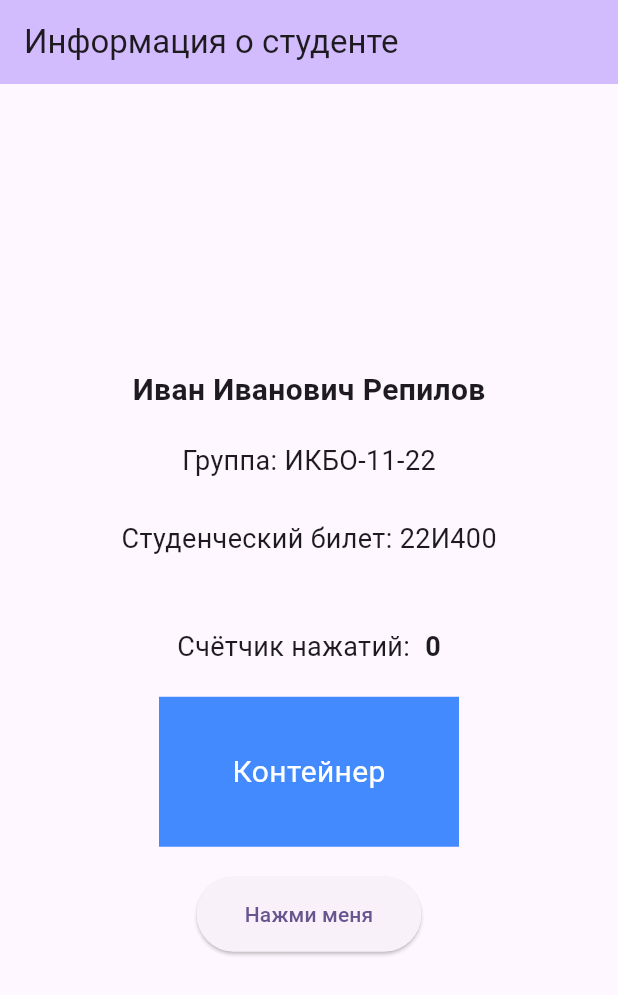
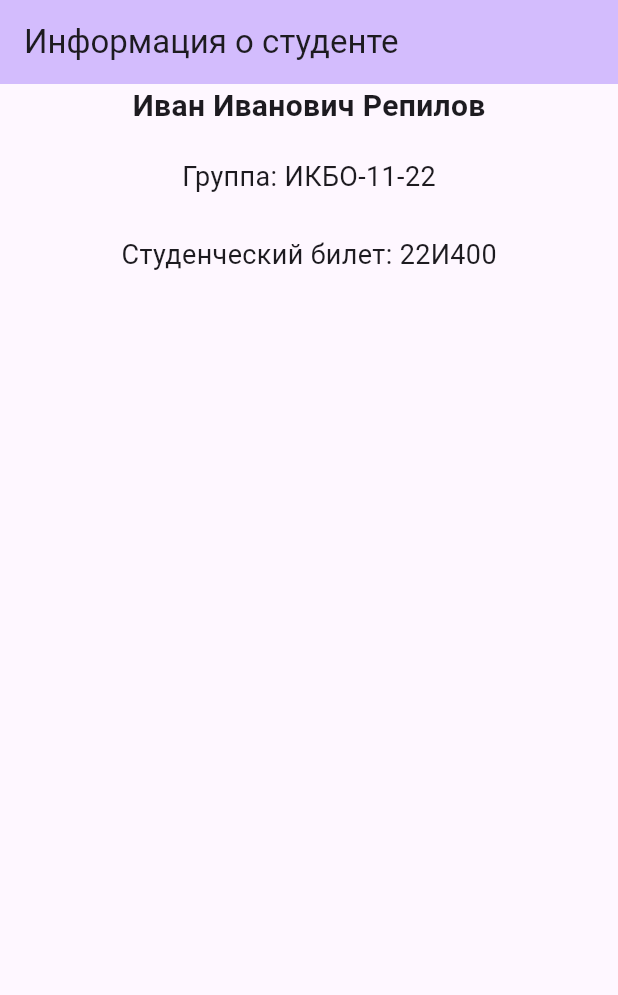
Before and after one commit to flynt-3650/docpma-2, a Flutter app: the screen it shows after launch, on a phone screen of 412 x 824 dp. Shown: the top 995 px of the screen. Run offline on Flutter 3.47's test engine with Material 3 defaults, Android fonts, the phone set to English and light mode, and no system bars.

Commit message:
Создан пользовательский StatelessWidget MyInfoBlock для отображения персональных данных

```diff
--- a/lib/main.dart
+++ b/lib/main.dart
@@ -21,34 +21,29 @@ class MyApp extends StatelessWidget {
   }
 }
 
-class MyHomePage extends StatefulWidget {
+class MyHomePage extends StatelessWidget {
   const MyHomePage({super.key, required this.title});
 
   final String title;
-
-  @override
-  State<MyHomePage> createState() => _MyHomePageState();
-}
-
-class _MyHomePageState extends State<MyHomePage> {
-  int _counter = 0;
-
-  void _incrementCounter() {
-    setState(() {
-      _counter++;
-    });
-  }
 
   @override
   Widget build(BuildContext context) {
     return Scaffold(
       appBar: AppBar(
         backgroundColor: Theme.of(context).colorScheme.inversePrimary,
-        title: Text(widget.title),
+        title: Text(title),
       ),
-      body: Center(
-        child: Column(
-          mainAxisAlignment: MainAxisAlignment.center,
+      body: const Center(child: MyInfoBlock()),
+    );
+  }
+}
+
+class MyInfoBlock extends StatelessWidget {
+  const MyInfoBlock({super.key});
+
+  @override
+  Widget build(BuildContext context) {
+    return Column(
       children: <Widget>[
         const Text(
           'Иван Иванович Репилов',
@@ -64,44 +59,7 @@ class _MyHomePageState extends State<MyHomePage> {
             style: TextStyle(fontSize: 18),
           ),
         ),
-            const SizedBox(height: 30),
-            Row(
-              mainAxisAlignment: MainAxisAlignment.center,
-              children: <Widget>[
-                const Text('Счётчик нажатий:', style: TextStyle(fontSize: 18)),
-                const SizedBox(width: 10),
-                Text(
-                  '$_counter',
-                  style: const TextStyle(
-                    fontSize: 18,
-                    fontWeight: FontWeight.bold,
-                  ),
-                ),
       ],
-            ),
-            const SizedBox(height: 20),
-            Container(
-              width: 200,
-              height: 100,
-              color: Colors.blueAccent,
-              alignment: Alignment.center,
-              child: const Text(
-                'Контейнер',
-                style: TextStyle(color: Colors.white, fontSize: 20),
-              ),
-            ),
-            const SizedBox(height: 20),
-            SizedBox(
-              width: 150,
-              height: 50,
-              child: ElevatedButton(
-                onPressed: _incrementCounter,
-                child: const Text('Нажми меня'),
-              ),
-            ),
-          ],
-        ),
-      ),
     );
   }
 }
```
Lines whose indentation alone changed are shown as unchanged.
